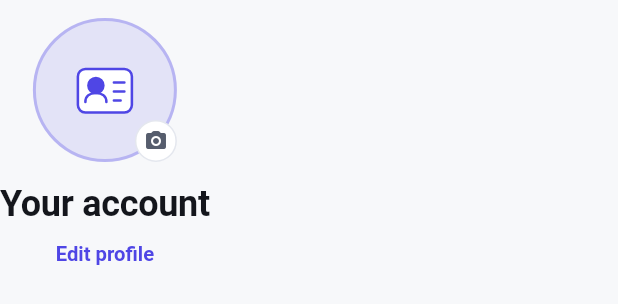
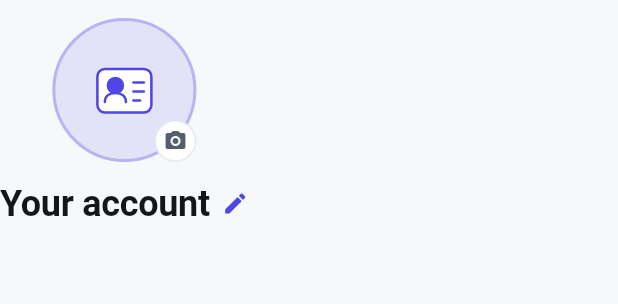
Before and after one commit to NehalLabib77/EkThikana, a Flutter app: the _IdentityHeader widget shown alone on an empty page, opened directly, on a phone screen of 412 x 824 dp. Shown: the top 304 px of the screen. Run offline on Flutter 3.47's test engine with Material 3 defaults, Android fonts, the phone set to English and light mode, and no system bars; our stand-ins replace cloud_firestore, connectivity_plus, file_picker, firebase_auth, firebase_core, flutter_local_notifications and 8 more; missing offline and left inert: pdfrx; accounts and stored records are empty.

Commit message:
refine profile edit action

```diff
--- a/flutter_app/lib/features/profile/presentation/profile_screen.dart
+++ b/flutter_app/lib/features/profile/presentation/profile_screen.dart
@@ -108,12 +108,28 @@
             const SizedBox(height: GochanoSpacing.sm),
             _ProfileAvatar(photoUrl: photoUrl),
             const SizedBox(height: GochanoSpacing.sm),
-            Text(
-              name.isEmpty
-                  ? GochanoLanguage.text('Your account', 'আপনার অ্যাকাউন্ট')
-                  : name,
-              style: context.type.pageTitle,
-              textAlign: TextAlign.center,
+            GestureDetector(
+              onTap: () => _editProfile(context, data),
+              child: Row(
+                mainAxisSize: MainAxisSize.min,
+                children: [
+                  Flexible(
+                    child: Text(
+                      name.isEmpty
+                          ? GochanoLanguage.text('Your account', 'আপনার অ্যাকাউন্ট')
+                          : name,
+                      style: context.type.pageTitle,
+                      textAlign: TextAlign.center,
+                    ),
+                  ),
+                  const SizedBox(width: GochanoSpacing.xs),
+                  Icon(
+                    Icons.edit_rounded,
+                    size: 18,
+                    color: colors.brand,
+                  ),
+                ],
+              ),
             ),
             if (email.isNotEmpty)
               Text(
@@ -136,19 +152,7 @@
                   overflow: TextOverflow.ellipsis,
                 ),
               ),
-            Padding(
-              padding: const EdgeInsets.only(top: GochanoSpacing.xs),
-              child: GestureDetector(
-                onTap: () => _editProfile(context, data),
-                child: Text(
-                  GochanoLanguage.text('Edit profile', 'প্রোফাইল সম্পাদনা'),
-                  style: context.type.bodySecondary.copyWith(
-                    color: colors.brand,
-                    fontWeight: FontWeight.w600,
-                  ),
-                ),
-              ),
-            ),
+
           ],
         );
       },
```
Also changed, not shown: 1 other file.
